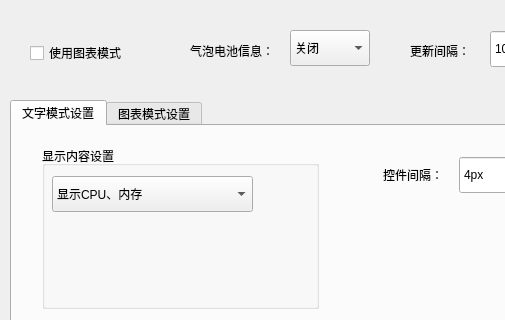
q77190858/dde-sys-monitor-plugin, file pluginsettingdialog.ui: the form before one commit; both pictures show x 0 to 505 and y 0 to 320 of the 700 by 550 pixel window.
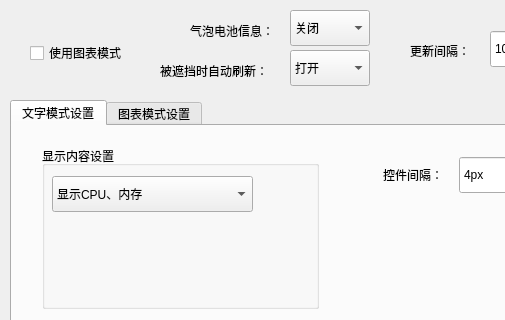
The form after the commit.

```diff
--- a/pluginsettingdialog.ui
+++ b/pluginsettingdialog.ui
@@ -1361,7 +1361,7 @@
    <property name="geometry">
     <rect>
      <x>190</x>
-     <y>40</y>
+     <y>20</y>
      <width>91</width>
      <height>22</height>
     </rect>
@@ -1374,7 +1374,7 @@
    <property name="geometry">
     <rect>
      <x>290</x>
-     <y>30</y>
+     <y>10</y>
      <width>80</width>
      <height>36</height>
     </rect>
@@ -1402,6 +1402,51 @@
     </property>
    </item>
   </widget>
+  <widget class="QLabel" name="label_29">
+   <property name="geometry">
+    <rect>
+     <x>160</x>
+     <y>60</y>
+     <width>121</width>
+     <height>22</height>
+    </rect>
+   </property>
+   <property name="text">
+    <string>被遮挡时自动刷新：</string>
+   </property>
+  </widget>
+  <widget class="QComboBox" name="autoRefreshComboBox">
+   <property name="geometry">
+    <rect>
+     <x>290</x>
+     <y>50</y>
+     <width>80</width>
+     <height>36</height>
+    </rect>
+   </property>
+   <property name="minimumSize">
+    <size>
+     <width>80</width>
+     <height>0</height>
+    </size>
+   </property>
+   <property name="currentText">
+    <string>打开</string>
+   </property>
+   <property name="currentIndex">
+    <number>1</number>
+   </property>
+   <item>
+    <property name="text">
+     <string>关闭</string>
+    </property>
+   </item>
+   <item>
+    <property name="text">
+     <string>打开</string>
+    </property>
+   </item>
+  </widget>
  </widget>
  <resources/>
  <connections>
```
